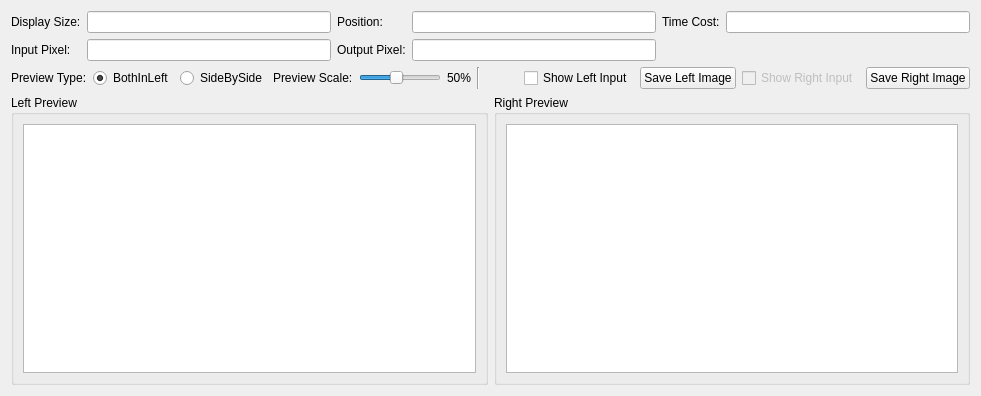
This is script/verify_tool_app/ui/io_preview_ui.ui in FaiScofield/hwpq_verify as Qt 5 draws it before an edit. The edited form follows.
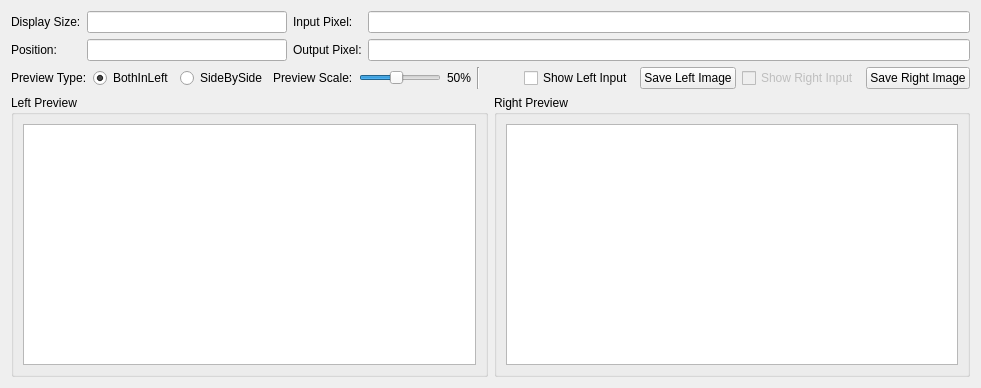
This is the edited form.

Patch:
```diff
--- a/script/verify_tool_app/ui/io_preview_ui.ui
+++ b/script/verify_tool_app/ui/io_preview_ui.ui
@@ -7,7 +7,7 @@
     <x>0</x>
     <y>0</y>
     <width>981</width>
-    <height>396</height>
+    <height>388</height>
    </rect>
   </property>
   <property name="windowTitle">
@@ -18,6 +18,12 @@
     <layout class="QGridLayout" name="gridLayout_info">
      <item row="0" column="0">
       <widget class="QLabel" name="label_display_size">
+       <property name="sizePolicy">
+        <sizepolicy hsizetype="Preferred" vsizetype="Fixed">
+         <horstretch>0</horstretch>
+         <verstretch>0</verstretch>
+        </sizepolicy>
+       </property>
        <property name="text">
         <string>Display Size:</string>
        </property>
@@ -25,6 +31,18 @@
      </item>
      <item row="0" column="1">
       <widget class="QLineEdit" name="lineEdit_display_size">
+       <property name="sizePolicy">
+        <sizepolicy hsizetype="Fixed" vsizetype="Fixed">
+         <horstretch>0</horstretch>
+         <verstretch>0</verstretch>
+        </sizepolicy>
+       </property>
+       <property name="minimumSize">
+        <size>
+         <width>200</width>
+         <height>0</height>
+        </size>
+       </property>
        <property name="toolTip">
         <string>当前预览显示分辨率（宽×高）</string>
        </property>
@@ -33,49 +51,62 @@
        </property>
       </widget>
      </item>
-     <item row="0" column="2">
+     <item row="1" column="0">
       <widget class="QLabel" name="label_position">
+       <property name="sizePolicy">
+        <sizepolicy hsizetype="Preferred" vsizetype="Fixed">
+         <horstretch>0</horstretch>
+         <verstretch>0</verstretch>
+        </sizepolicy>
+       </property>
        <property name="text">
         <string>Position:</string>
        </property>
       </widget>
      </item>
-     <item row="0" column="3">
-      <widget class="QLineEdit" name="lineEdit_position">
-       <property name="toolTip">
-        <string>鼠标在预览图上的像素坐标 (x, y)</string>
-       </property>
-       <property name="readOnly">
-        <bool>true</bool>
-       </property>
-      </widget>
-     </item>
-     <item row="0" column="4">
-      <widget class="QLabel" name="label_time_cost">
-       <property name="text">
-        <string>Time Cost:</string>
-       </property>
-      </widget>
-     </item>
-     <item row="0" column="5">
-      <widget class="QLineEdit" name="lineEdit_time_cost">
-       <property name="toolTip">
-        <string>最近一次处理模块的耗时（毫秒）</string>
-       </property>
-       <property name="readOnly">
-        <bool>true</bool>
-       </property>
-      </widget>
-     </item>
-     <item row="1" column="0">
+     <item row="0" column="2">
       <widget class="QLabel" name="label_input_pixel">
+       <property name="sizePolicy">
+        <sizepolicy hsizetype="Preferred" vsizetype="Fixed">
+         <horstretch>0</horstretch>
+         <verstretch>0</verstretch>
+        </sizepolicy>
+       </property>
        <property name="text">
         <string>Input Pixel:</string>
        </property>
       </widget>
      </item>
      <item row="1" column="1">
+      <widget class="QLineEdit" name="lineEdit_position">
+       <property name="sizePolicy">
+        <sizepolicy hsizetype="Fixed" vsizetype="Fixed">
+         <horstretch>0</horstretch>
+         <verstretch>0</verstretch>
+        </sizepolicy>
+       </property>
+       <property name="minimumSize">
+        <size>
+         <width>200</width>
+         <height>0</height>
+        </size>
+       </property>
+       <property name="toolTip">
+        <string>鼠标在预览图上的像素坐标 (x, y)</string>
+       </property>
+       <property name="readOnly">
+        <bool>true</bool>
+       </property>
+      </widget>
+     </item>
+     <item row="0" column="3">
       <widget class="QLineEdit" name="lineEdit_input_pixel">
+       <property name="sizePolicy">
+        <sizepolicy hsizetype="Expanding" vsizetype="Fixed">
+         <horstretch>2</horstretch>
+         <verstretch>0</verstretch>
+        </sizepolicy>
+       </property>
        <property name="toolTip">
         <string>输入像素值</string>
        </property>
@@ -86,6 +117,12 @@
      </item>
      <item row="1" column="2">
       <widget class="QLabel" name="label_output_pixel">
+       <property name="sizePolicy">
+        <sizepolicy hsizetype="Preferred" vsizetype="Fixed">
+         <horstretch>0</horstretch>
+         <verstretch>0</verstretch>
+        </sizepolicy>
+       </property>
        <property name="text">
         <string>Output Pixel:</string>
        </property>
@@ -93,6 +130,12 @@
      </item>
      <item row="1" column="3">
       <widget class="QLineEdit" name="lineEdit_output_pixel">
+       <property name="sizePolicy">
+        <sizepolicy hsizetype="Expanding" vsizetype="Fixed">
+         <horstretch>2</horstretch>
+         <verstretch>0</verstretch>
+        </sizepolicy>
+       </property>
        <property name="toolTip">
         <string>输出像素值</string>
        </property>
@@ -107,6 +150,12 @@
     <layout class="QHBoxLayout" name="horizontalLayout_ctrl">
      <item>
       <widget class="QLabel" name="label">
+       <property name="sizePolicy">
+        <sizepolicy hsizetype="Preferred" vsizetype="Fixed">
+         <horstretch>0</horstretch>
+         <verstretch>0</verstretch>
+        </sizepolicy>
+       </property>
        <property name="text">
         <string>Preview Type:</string>
        </property>
@@ -137,6 +186,12 @@
      </item>
      <item>
       <widget class="QLabel" name="label_preview_scale">
+       <property name="sizePolicy">
+        <sizepolicy hsizetype="Preferred" vsizetype="Fixed">
+         <horstretch>0</horstretch>
+         <verstretch>0</verstretch>
+        </sizepolicy>
+       </property>
        <property name="text">
         <string>Preview Scale:</string>
        </property>
@@ -175,6 +230,12 @@
      </item>
      <item>
       <widget class="QLabel" name="label_scale_value">
+       <property name="sizePolicy">
+        <sizepolicy hsizetype="Preferred" vsizetype="Fixed">
+         <horstretch>0</horstretch>
+         <verstretch>0</verstretch>
+        </sizepolicy>
+       </property>
        <property name="text">
         <string>50%</string>
        </property>
@@ -262,7 +323,7 @@
         <item>
          <widget class="QGraphicsView" name="graphicsView_left">
           <property name="sizePolicy">
-           <sizepolicy hsizetype="Expanding" vsizetype="Expanding">
+           <sizepolicy hsizetype="MinimumExpanding" vsizetype="MinimumExpanding">
             <horstretch>1</horstretch>
             <verstretch>1</verstretch>
            </sizepolicy>
@@ -287,7 +348,7 @@
         <item>
          <widget class="QGraphicsView" name="graphicsView_right">
           <property name="sizePolicy">
-           <sizepolicy hsizetype="MinimumExpanding" vsizetype="Expanding">
+           <sizepolicy hsizetype="MinimumExpanding" vsizetype="MinimumExpanding">
             <horstretch>1</horstretch>
             <verstretch>1</verstretch>
            </sizepolicy>
```
Left out of the diff: 2 changed lines with no effect on the pictures.
